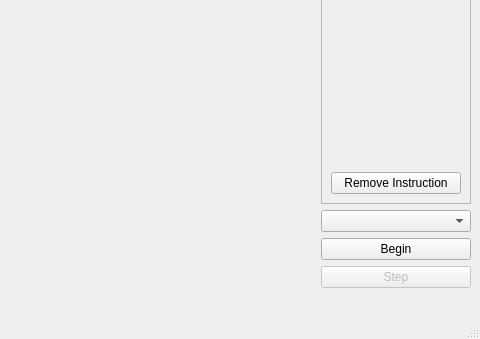
Above: simulator/OSProcessSim/mainwindow.ui from Kastautor/OSProcessSim before the change; both pictures show x 302 to 782 and y 261 to 600 of the 782 by 600 pixel window. Below: the same form after it.
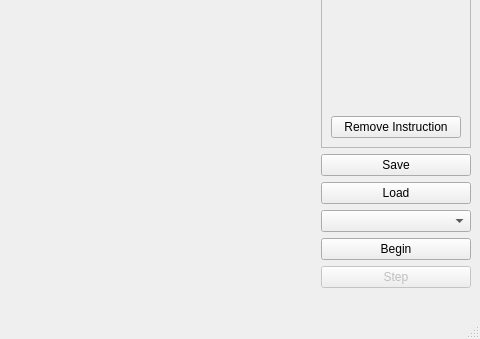
That is the form after the change.

What changed in the file:
```diff
--- a/simulator/OSProcessSim/mainwindow.ui
+++ b/simulator/OSProcessSim/mainwindow.ui
@@ -153,6 +153,24 @@
         </layout>
        </widget>
       </item>
+      <item>
+       <layout class="QVBoxLayout" name="configFrame">
+        <item>
+         <widget class="QPushButton" name="configSaveButton">
+          <property name="text">
+           <string>Save</string>
+          </property>
+         </widget>
+        </item>
+        <item>
+         <widget class="QPushButton" name="configLoadButton">
+          <property name="text">
+           <string>Load</string>
+          </property>
+         </widget>
+        </item>
+       </layout>
+      </item>
       <item>
        <layout class="QVBoxLayout" name="algorithmFrame">
         <item>
```
